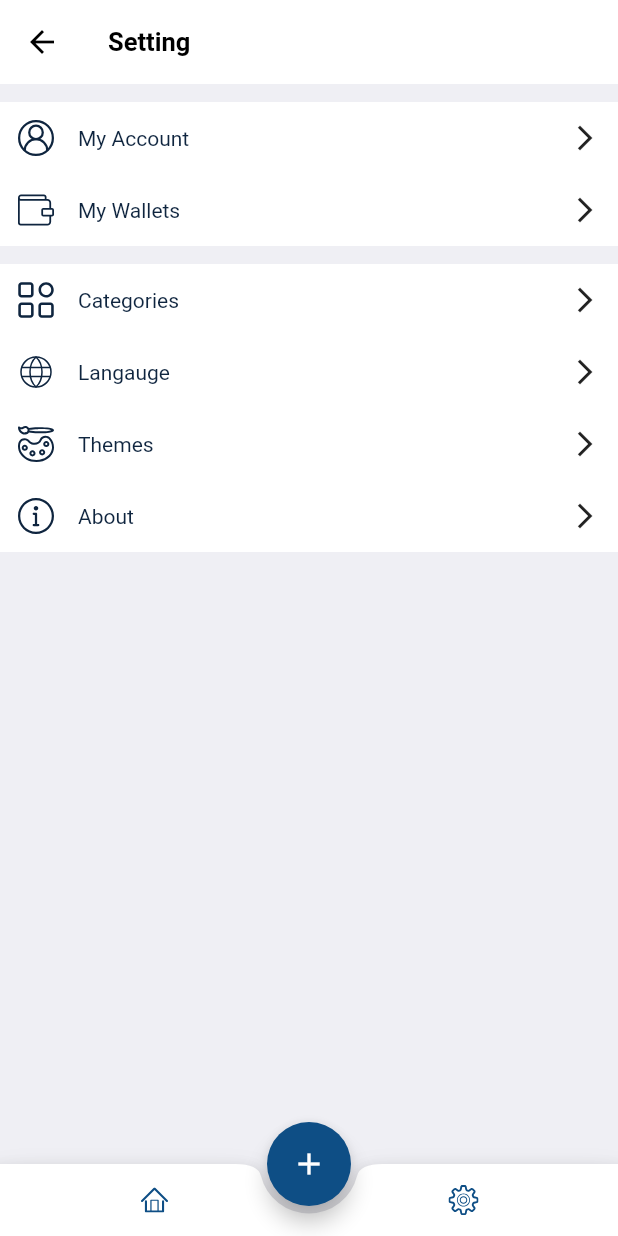
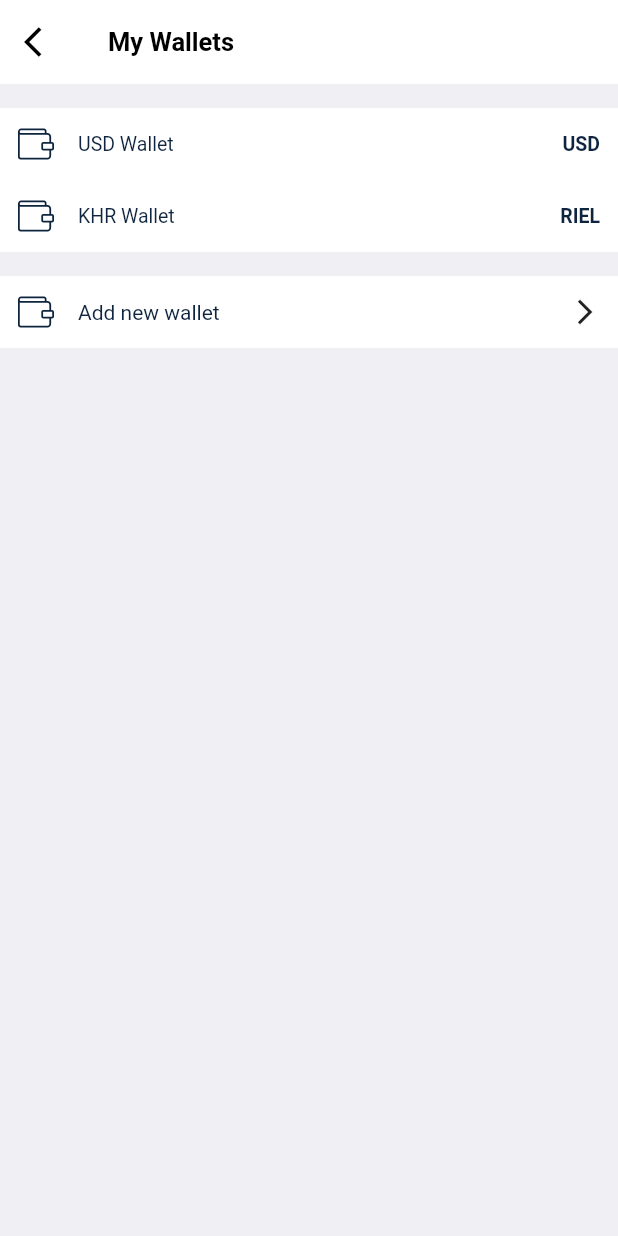
Before and after one commit to limphouychhay/expense-tracking-flutter, a Flutter app: the SettingScreen screen opened by its route, after a tap on "My Wallets", on a phone screen of 412 x 824 dp. Run offline on Flutter 3.47's test engine with Material 2 defaults, Android fonts, the light colour scheme and no system bars; our stand-ins replace auto_route, device_info_plus, dio, easy_localization, flutter_bloc, flutter_dotenv and 9 more; accounts and stored records are empty.

Commit message:
myWallet UI

```diff
--- a/lib/app_router/app_router.dart
+++ b/lib/app_router/app_router.dart
@@ -33,6 +33,7 @@ import 'package:expense_tracking/screens/screens.dart';
       name: 'SettingRoute',
       children: [
         AutoRoute(name: 'MyAccountRouter', page: MyAccountScreen),
+        AutoRoute(name: 'MyWalletsRouter', page: MyWalletsScreen),
       ],
     ),
   ],
--- a/lib/screens/screens.dart
+++ b/lib/screens/screens.dart
@@ -3,4 +3,5 @@ export 'start_up/start_up_screen.dart';
 export 'home/home_screen.dart';
 export 'setting/setting_screen.dart';
 export 'setting/my_account/my_account_screen.dart';
+export 'setting/my_wallets/my_wallets_screen.dart';
 export 'sign_up/sign_up_screen.dart';
--- a/lib/screens/setting/my_account/my_account_screen.dart
+++ b/lib/screens/setting/my_account/my_account_screen.dart
@@ -96,7 +96,7 @@ class MyAccountScreen extends StatelessWidget {
                 child: Text(
                   'SIGN OUT',
                   style: TextStyle(
-                    fontSize: Metrics.instance.large,
+                    fontSize: Metrics.instance.medium,
                     color: AppColors.red,
                   ),
                 ),
--- /dev/null
+++ b/lib/screens/setting/my_wallets/my_wallets_screen.dart
@@ -0,0 +1,54 @@
+import 'package:auto_route/auto_route.dart';
+import 'package:expense_tracking/singleton/metrics.dart';
+import 'package:flutter/material.dart';
+
+import 'package:expense_tracking/widgets/widgets.dart';
+
+import 'widgets/widget.dart';
+
+class MyWalletsScreen extends StatelessWidget {
+  const MyWalletsScreen({Key? key}) : super(key: key);
+
+  @override
+  Widget build(BuildContext context) {
+    return Scaffold(
+      appBar: AppBar(
+        title: const Text('My Wallets'),
+        leading: IconButton(
+          icon: const Icon(Icons.arrow_back_ios),
+          onPressed: () {
+            context.navigateBack();
+          },
+        ),
+      ),
+      body: Column(
+        children: [
+          Container(
+            padding: EdgeInsets.symmetric(
+              vertical: Metrics.instance.defaultPadding,
+            ),
+            child: Column(
+              children: const [
+                WalletItemWidget(
+                  iconName: 'wallet',
+                  title: 'USD Wallet',
+                  value: 'USD',
+                ),
+                WalletItemWidget(
+                  iconName: 'wallet',
+                  title: 'KHR Wallet',
+                  value: 'RIEL',
+                ),
+              ],
+            ),
+          ),
+          RowButtonWidget(
+            iconName: 'wallet',
+            title: 'Add new wallet',
+            onTap: () {},
+          ),
+        ],
+      ),
+    );
+  }
+}
--- /dev/null
+++ b/lib/screens/setting/my_wallets/widgets/wallet_item_widget.dart
@@ -0,0 +1,47 @@
+import 'package:flutter/material.dart';
+
+import 'package:expense_tracking/singleton/signleton.dart';
+import 'package:expense_tracking/themes/app_theme.dart';
+import 'package:expense_tracking/widgets/widgets.dart';
+
+class WalletItemWidget extends StatelessWidget {
+  const WalletItemWidget({
+    Key? key,
+    required this.iconName,
+    required this.title,
+    required this.value,
+    this.isObscure = false,
+  }) : super(key: key);
+
+  final String iconName;
+  final String title;
+  final String value;
+  final bool isObscure;
+
+  @override
+  Widget build(BuildContext context) {
+    return Container(
+      color: AppColors.white,
+      padding: EdgeInsets.all(Metrics.instance.medium),
+      child: Row(
+        children: [
+          SvgIconWidget(
+            'assets/svgs/$iconName.svg',
+            color: AppColors.darkBlue,
+          ),
+          Padding(
+            padding: EdgeInsets.only(left: Metrics.instance.large),
+            child: Text(title),
+          ),
+          const Spacer(),
+          Text(
+            isObscure ? value.replaceAll(value, '***********') : value,
+            style: const TextStyle(
+              fontWeight: FontWeight.bold,
+            ),
+          ),
+        ],
+      ),
+    );
+  }
+}
--- /dev/null
+++ b/lib/screens/setting/my_wallets/widgets/widget.dart
@@ -0,0 +1 @@
+export 'wallet_item_widget.dart';
--- a/lib/screens/setting/setting_screen.dart
+++ b/lib/screens/setting/setting_screen.dart
@@ -32,7 +32,15 @@ class SettingScreen extends StatelessWidget {
               RowButtonWidget(
                 iconName: 'wallet',
                 title: 'My Wallets',
-                onTap: () {},
+                onTap: () {
+                  context.navigateTo(
+                    const SettingRoute(
+                      children: [
+                        MyWalletsRouter(),
+                      ],
+                    ),
+                  );
+                },
               ),
             ],
           ),
```
Also changed, not shown: lib/app_router/app_router.gr.dart.
